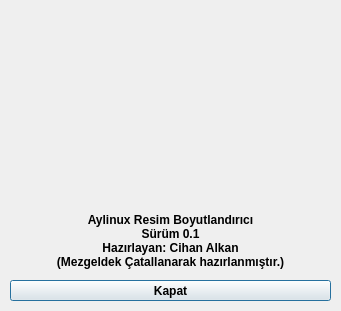
Qt form hakkinda.ui (oltulu/Resim_Boyutla) before a commit.
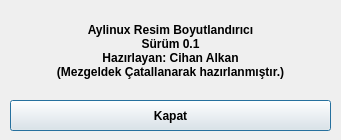
The same form after that commit. Icons and pictures are not drawn.

```diff
--- a/hakkinda.ui
+++ b/hakkinda.ui
@@ -7,7 +7,7 @@
     <x>0</x>
     <y>0</y>
     <width>341</width>
-    <height>311</height>
+    <height>140</height>
    </rect>
   </property>
   <property name="sizePolicy">
@@ -19,42 +19,23 @@
   <property name="minimumSize">
    <size>
     <width>341</width>
-    <height>311</height>
+    <height>140</height>
    </size>
   </property>
   <property name="maximumSize">
    <size>
     <width>341</width>
-    <height>311</height>
+    <height>140</height>
    </size>
   </property>
   <property name="windowTitle">
    <string>Resim Boyutlandırıcı Hakkında</string>
   </property>
-  <widget class="QLabel" name="label">
-   <property name="geometry">
-    <rect>
-     <x>10</x>
-     <y>10</y>
-     <width>321</width>
-     <height>191</height>
-    </rect>
-   </property>
-   <property name="text">
-    <string/>
-   </property>
-   <property name="pixmap">
-    <pixmap>../../../usr/share/plymouth/themes/Aylinux-Gunes/Aylinux-Gunes.png</pixmap>
-   </property>
-   <property name="scaledContents">
-    <bool>true</bool>
-   </property>
-  </widget>
   <widget class="QLabel" name="label_2">
    <property name="geometry">
     <rect>
      <x>10</x>
-     <y>210</y>
+     <y>20</y>
      <width>321</width>
      <height>61</height>
     </rect>
@@ -82,9 +63,9 @@
    <property name="geometry">
     <rect>
      <x>10</x>
-     <y>280</y>
+     <y>100</y>
      <width>321</width>
-     <height>21</height>
+     <height>31</height>
     </rect>
    </property>
    <property name="font">
```
